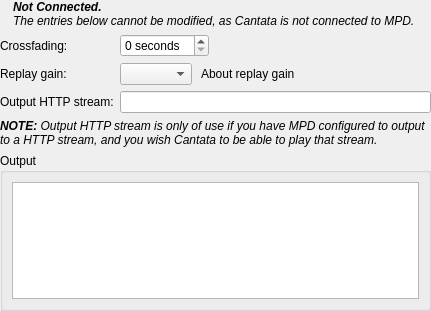
Above: gui/serverplaybacksettings.ui from polpo/cantata-mac before the change. Below: the same form after it.
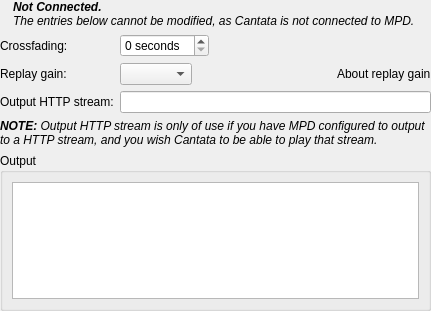
That is the form after the change. Custom widgets are drawn as their Qt base class.

Patch:
```diff
--- a/gui/serverplaybacksettings.ui
+++ b/gui/serverplaybacksettings.ui
@@ -88,6 +88,12 @@
          <property name="sizeType">
           <enum>QSizePolicy::MinimumExpanding</enum>
          </property>
+         <property name="sizeHint" stdset="0">
+          <size>
+           <width>0</width>
+           <height>0</height>
+          </size>
+         </property>
         </spacer>
        </item>
        <item>
```
